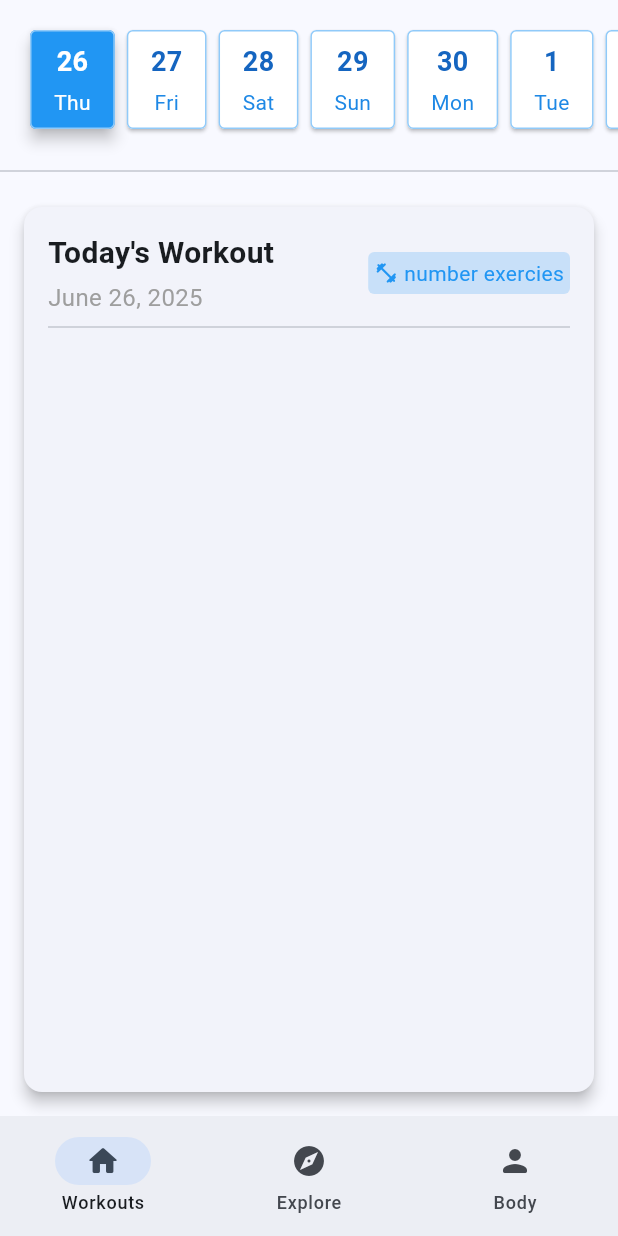
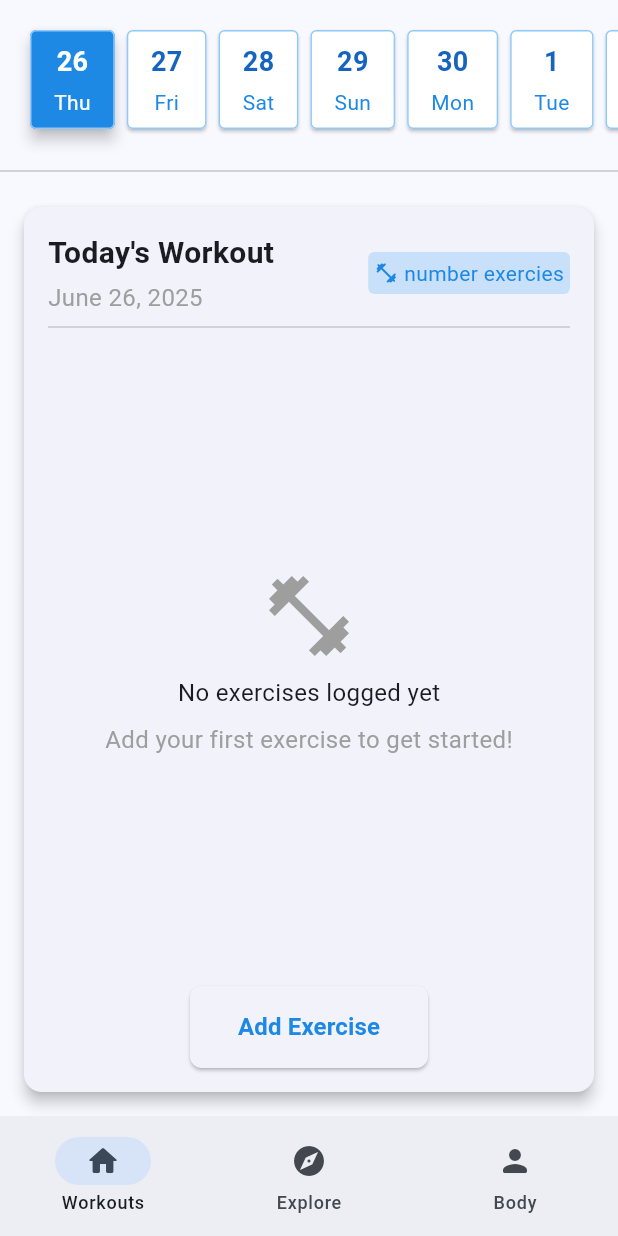
Before and after one commit to berkeyilmaz1/superset, a Flutter app: the screen it shows after launch, on a phone screen of 412 x 824 dp. Run offline on Flutter 3.47's test engine with Material 3 defaults, Android fonts, the phone set to English and light mode, and no system bars; our stand-ins replace equatable, flutter_bloc.

Commit message:
Add custom button and workout header; update padding constants and improve UI elements

```diff
--- a/lib/core/constants/app_padings.dart
+++ b/lib/core/constants/app_padings.dart
@@ -15,4 +15,8 @@ final class AppPadings extends EdgeInsets {
 
   /// Pading for the calendar widget, set to 16 pixels horizontally and 8 pixels vertically.
   const AppPadings.calendar() : super.symmetric(horizontal: 16, vertical: 8);
+
+  /// Padding for the button, set to 32 pixels horizontally and 16 pixels vertically.
+  const AppPadings.buttonPadding()
+    : super.symmetric(horizontal: 32, vertical: 16);
 }
--- a/lib/core/widgets/info_card.dart
+++ b/lib/core/widgets/info_card.dart
@@ -14,19 +14,19 @@ final class InfoCard extends StatelessWidget {
         color: Colors.blue.withOpacity(0.2),
         borderRadius: const BorderRadiusGeneral.allVeryLow(),
       ),
-      child: const Padding(
-        padding: AppPadings.small(),
+      child: Padding(
+        padding: const AppPadings.small(),
         child: Row(
           children: [
             Icon(
               Icons.fitness_center_rounded,
               size: 16,
-              color: Colors.blue,
+              color: Colors.blue.shade600,
             ),
-            SizedBox(width: 4),
+            const SizedBox(width: 4),
             Text(
               'number exercies',
-              style: TextStyle(color: Colors.blue),
+              style: TextStyle(color: Colors.blue.shade600),
             ),
           ],
         ),
--- a/lib/features/workout/view/workout_view.dart
+++ b/lib/features/workout/view/workout_view.dart
@@ -7,6 +7,9 @@ import 'package:superset/features/workout/cubit/workout_cubit.dart';
 import 'package:superset/features/workout/cubit/workout_state.dart';
 import 'package:superset/features/workout/view/mixin/workout_view_mixin.dart';
 import 'package:superset/features/workout/widgets/calendar_widget.dart';
+import 'package:superset/features/workout/widgets/custom_button.dart';
+
+part '../widgets/workout_header.dart';
 
 final class WorkoutView extends StatefulWidget {
   const WorkoutView({super.key});
@@ -31,16 +34,46 @@ class _WorkoutViewState extends State<WorkoutView> with WorkoutViewMixin {
                 },
               ),
               const Divider(),
-              const Expanded(
+              Expanded(
                 child: Card(
-                  margin: AppPadings.normal(),
+                  margin: const AppPadings.normal(),
                   elevation: 4,
                   child: Padding(
-                    padding: AppPadings.normal(),
+                    padding: const AppPadings.normal(),
                     child: Column(
                       children: [
-                        WorkoutHeader(),
-                        Divider(),
+                        const WorkoutHeader(),
+                        const Divider(),
+
+                        const Expanded(
+                          child: Column(
+                            mainAxisAlignment: MainAxisAlignment.center,
+                            spacing: 8,
+                            children: [
+                              Icon(
+                                Icons.fitness_center,
+                                size: 64,
+                                color: Colors.grey,
+                              ),
+                              Text(
+                                'No exercises logged yet',
+                                style: TextStyle(
+                                  fontSize: 16,
+                                ),
+                              ),
+                              Text(
+                                'Add your first exercise to get started!',
+                                style: TextStyle(
+                                  fontSize: 16,
+                                  color: Colors.grey,
+                                ),
+                              ),
+                            ],
+                          ),
+                        ),
+                        CustomButton(
+                          onPressed: () {},
+                        ),
                       ],
                     ),
                   ),
@@ -53,39 +86,3 @@ class _WorkoutViewState extends State<WorkoutView> with WorkoutViewMixin {
     );
   }
 }
-
-final class WorkoutHeader extends StatelessWidget {
-  const WorkoutHeader({
-    super.key,
-  });
-
-  @override
-  Widget build(BuildContext context) {
-    return Row(
-      children: [
-        Column(
-          crossAxisAlignment: CrossAxisAlignment.start,
-          children: [
-            const Text(
-              "Today's Workout",
-              style: TextStyle(
-                fontSize: 20,
-                fontWeight: FontWeight.bold,
-              ),
-            ),
-            const SizedBox(height: 4),
-            Text(
-              DateFormat(
-                'MMMM d, y',
-              ).format(context.watch<WorkoutCubit>().state.selectedDate),
-
-              style: const TextStyle(fontSize: 16, color: Colors.grey),
-            ),
-          ],
-        ),
-        const Spacer(),
-        const InfoCard(),
-      ],
-    );
-  }
-}
--- a/lib/features/workout/widgets/calendar_card.dart
+++ b/lib/features/workout/widgets/calendar_card.dart
@@ -22,7 +22,7 @@ final class CalendarCard extends StatelessWidget {
       onTap: onTap,
       child: Card(
         elevation: isSelected ? 4 : 1,
-        color: isSelected ? Colors.blue : Colors.white,
+        color: isSelected ? Colors.blue.shade600 : Colors.white,
         shape: RoundedRectangleBorder(
           borderRadius: const BorderRadiusGeneral.allVeryLow(),
           side: BorderSide(
--- /dev/null
+++ b/lib/features/workout/widgets/custom_button.dart
@@ -0,0 +1,32 @@
+import 'package:flutter/material.dart';
+import 'package:superset/core/constants/app_padings.dart';
+import 'package:superset/core/constants/border_radius_general.dart';
+
+class CustomButton extends StatelessWidget {
+  const CustomButton({
+    required this.onPressed,
+    super.key,
+  });
+  final VoidCallback onPressed;
+
+  @override
+  Widget build(BuildContext context) {
+    return ElevatedButton(
+      onPressed: onPressed,
+      style: ElevatedButton.styleFrom(
+        padding: const AppPadings.buttonPadding(),
+        shape: const RoundedRectangleBorder(
+          borderRadius: BorderRadiusGeneral.allSmall(),
+        ),
+      ),
+      child: Text(
+        'Add Exercise',
+        style: TextStyle(
+          fontSize: 16,
+          fontWeight: FontWeight.bold,
+          color: Colors.blue.shade600,
+        ),
+      ),
+    );
+  }
+}
--- /dev/null
+++ b/lib/features/workout/widgets/workout_header.dart
@@ -0,0 +1,37 @@
+part of '../view/workout_view.dart';
+
+final class WorkoutHeader extends StatelessWidget {
+  const WorkoutHeader({
+    super.key,
+  });
+
+  @override
+  Widget build(BuildContext context) {
+    return Row(
+      children: [
+        Column(
+          crossAxisAlignment: CrossAxisAlignment.start,
+          children: [
+            const Text(
+              "Today's Workout",
+              style: TextStyle(
+                fontSize: 20,
+                fontWeight: FontWeight.bold,
+              ),
+            ),
+            const SizedBox(height: 4),
+            Text(
+              DateFormat(
+                'MMMM d, y',
+              ).format(context.watch<WorkoutCubit>().state.selectedDate),
+
+              style: const TextStyle(fontSize: 16, color: Colors.grey),
+            ),
+          ],
+        ),
+        const Spacer(),
+        const InfoCard(),
+      ],
+    );
+  }
+}
```
